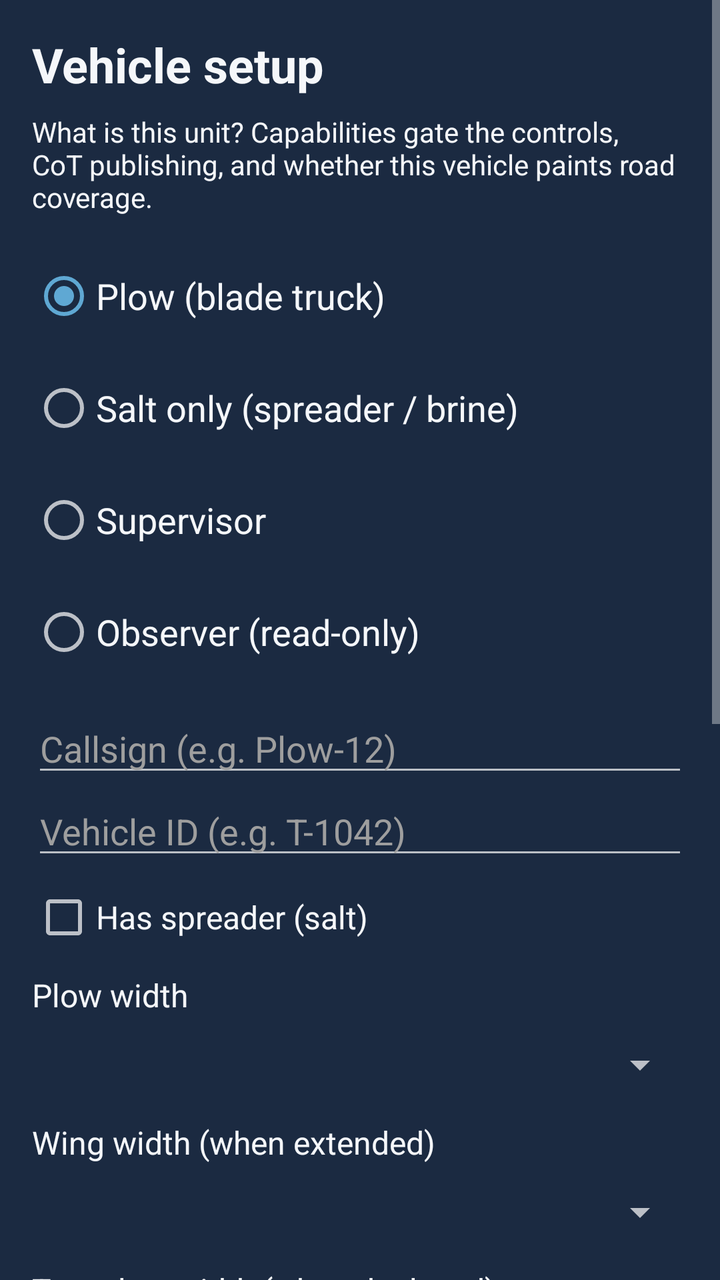
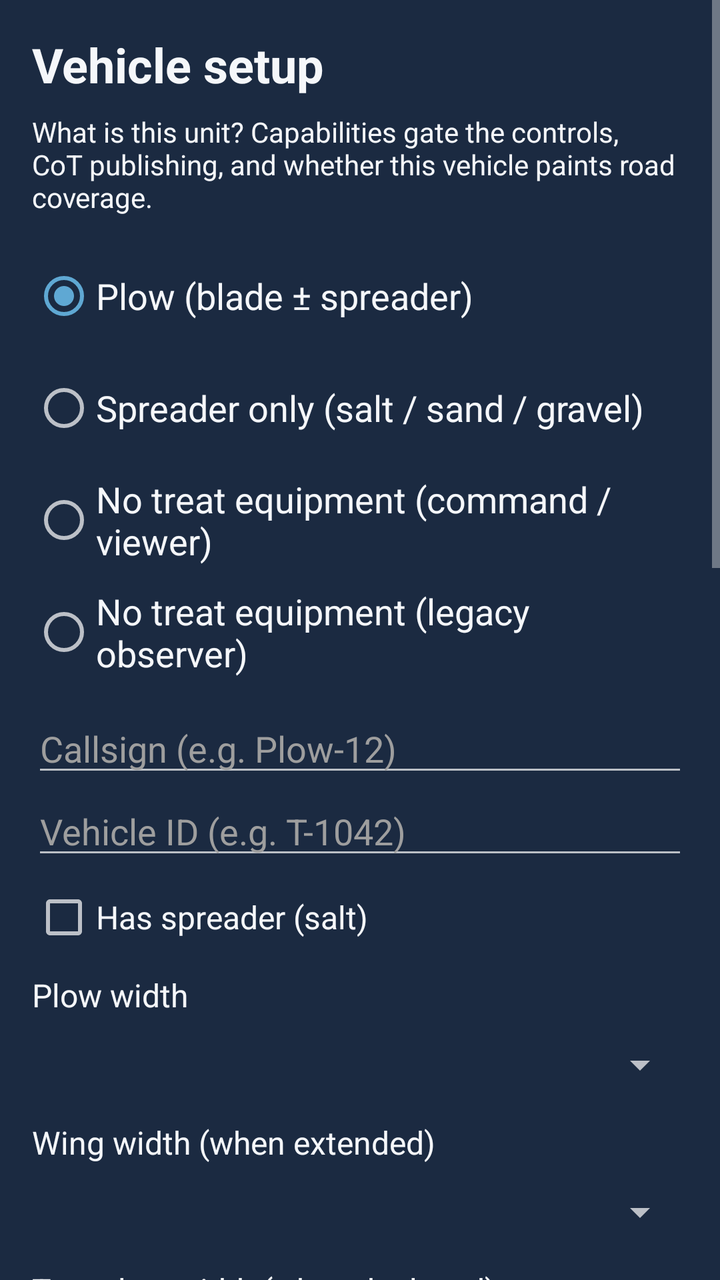

Screens rendered from an Android XML layout before and after an edit, with the pre-edit source and the edit as a unified diff.
<!-- AndroidManifest.xml: application theme ATAKPluginTheme -->
<!-- res/layout/panel_setup.xml -->
<?xml version="1.0" encoding="utf-8"?>
<ScrollView xmlns:android="http://schemas.android.com/apk/res/android"
    android:layout_width="match_parent"
    android:layout_height="match_parent"
    android:background="@color/plowtak_bg">

    <LinearLayout
        android:layout_width="match_parent"
        android:layout_height="wrap_content"
        android:orientation="vertical"
        android:padding="16dp">

        <TextView
            android:layout_width="match_parent"
            android:layout_height="wrap_content"
            android:text="@string/setup_title"
            android:textColor="@color/plowtak_text"
            android:textSize="24sp"
            android:textStyle="bold" />

        <TextView
            android:layout_width="match_parent"
            android:layout_height="wrap_content"
            android:layout_marginTop="8dp"
            android:text="@string/setup_intro"
            android:textColor="@color/plowtak_text"
            android:textSize="14sp" />

        <RadioGroup
            android:id="@+id/setup_type_group"
            android:layout_width="match_parent"
            android:layout_height="wrap_content"
            android:layout_marginTop="12dp"
            android:orientation="vertical">

            <RadioButton
                android:id="@+id/setup_type_plow"
                android:layout_width="match_parent"
                android:layout_height="56dp"
                android:checked="true"
                android:text="@string/setup_type_plow"
                android:textColor="@color/plowtak_text"
                android:textSize="18sp" />

            <RadioButton
                android:id="@+id/setup_type_salt"
                android:layout_width="match_parent"
                android:layout_height="56dp"
                android:text="@string/setup_type_salt"
                android:textColor="@color/plowtak_text"
                android:textSize="18sp" />

            <RadioButton
                android:id="@+id/setup_type_supervisor"
                android:layout_width="match_parent"
                android:layout_height="56dp"
                android:text="@string/setup_type_supervisor"
                android:textColor="@color/plowtak_text"
                android:textSize="18sp" />

            <RadioButton
                android:id="@+id/setup_type_observer"
                android:layout_width="match_parent"
                android:layout_height="56dp"
                android:text="@string/setup_type_observer"
                android:textColor="@color/plowtak_text"
                android:textSize="18sp" />
        </RadioGroup>

        <EditText
            android:id="@+id/setup_callsign"
            android:layout_width="match_parent"
            android:layout_height="wrap_content"
            android:layout_marginTop="8dp"
            android:hint="@string/setup_callsign_hint"
            android:inputType="text"
            android:textColor="@color/plowtak_text"
            android:textColorHint="@color/plowtak_grey"
            android:textSize="18sp" />

        <EditText
            android:id="@+id/setup_vehicle_id"
            android:layout_width="match_parent"
            android:layout_height="wrap_content"
            android:hint="@string/setup_vehicle_id_hint"
            android:inputType="text"
            android:textColor="@color/plowtak_text"
            android:textColorHint="@color/plowtak_grey"
            android:textSize="18sp" />

        
        <LinearLayout
            android:id="@+id/setup_treat_options"
            android:layout_width="match_parent"
            android:layout_height="wrap_content"
            android:orientation="vertical">

            <CheckBox
                android:id="@+id/setup_has_salt"
                android:layout_width="match_parent"
                android:layout_height="48dp"
                android:text="@string/setup_has_salt"
                android:textColor="@color/plowtak_text"
                android:textSize="16sp" />

            <TextView
                android:layout_width="match_parent"
                android:layout_height="wrap_content"
                android:layout_marginTop="4dp"
                android:text="@string/setup_plow_width"
                android:textColor="@color/plowtak_text"
                android:textSize="16sp" />

            <Spinner
                android:id="@+id/setup_width_spinner"
                android:layout_width="match_parent"
                android:layout_height="48dp" />

            <TextView
                android:layout_width="match_parent"
                android:layout_height="wrap_content"
                android:layout_marginTop="4dp"
                android:text="@string/setup_wing_width"
                android:textColor="@color/plowtak_text"
                android:textSize="16sp" />

            <Spinner
                android:id="@+id/setup_wing_spinner"
                android:layout_width="match_parent"
                android:layout_height="48dp" />

            <TextView
                android:layout_width="match_parent"
                android:layout_height="wrap_content"
                android:layout_marginTop="4dp"
                android:text="@string/setup_tow_width"
                android:textColor="@color/plowtak_text"
                android:textSize="16sp" />

            <Spinner
                android:id="@+id/setup_tow_spinner"
                android:layout_width="match_parent"
                android:layout_height="48dp" />
        </LinearLayout>

        
        <LinearLayout
            android:id="@+id/setup_observer_options"
            android:layout_width="match_parent"
            android:layout_height="wrap_content"
            android:orientation="vertical"
            android:visibility="gone">

            <EditText
                android:id="@+id/setup_observer_label"
                android:layout_width="match_parent"
                android:layout_height="wrap_content"
                android:hint="@string/setup_observer_label_hint"
                android:inputType="text"
                android:textColor="@color/plowtak_text"
                android:textColorHint="@color/plowtak_grey"
                android:textSize="16sp" />
        </LinearLayout>

        <CheckBox
            android:id="@+id/setup_presence"
            android:layout_width="match_parent"
            android:layout_height="48dp"
            android:checked="true"
            android:text="@string/setup_publish_presence"
            android:textColor="@color/plowtak_text"
            android:textSize="16sp" />

        <CheckBox
            android:id="@+id/setup_distress"
            android:layout_width="match_parent"
            android:layout_height="48dp"
            android:checked="true"
            android:text="@string/setup_distress_enabled"
            android:textColor="@color/plowtak_text"
            android:textSize="16sp" />

        <CheckBox
            android:id="@+id/setup_tts"
            android:layout_width="match_parent"
            android:layout_height="48dp"
            android:checked="true"
            android:text="@string/setup_tts_enabled"
            android:textColor="@color/plowtak_text"
            android:textSize="16sp" />

        <CheckBox
            android:id="@+id/setup_roadsnap"
            android:layout_width="match_parent"
            android:layout_height="48dp"
            android:text="@string/setup_roadsnap_enabled"
            android:textColor="@color/plowtak_text"
            android:textSize="16sp" />

        <EditText
            android:id="@+id/setup_roadsnap_dir"
            android:layout_width="match_parent"
            android:layout_height="wrap_content"
            android:hint="@string/setup_roadsnap_dir_hint"
            android:inputType="text"
            android:textColor="@color/plowtak_text"
            android:textColorHint="@color/plowtak_grey"
            android:textSize="14sp"
            android:visibility="gone" />

        <CheckBox
            android:id="@+id/setup_bt_enabled"
            android:layout_width="match_parent"
            android:layout_height="48dp"
            android:layout_marginTop="8dp"
            android:text="@string/setup_bt_enabled"
            android:textColor="@color/plowtak_text"
            android:textSize="16sp" />

        <EditText
            android:id="@+id/setup_bt_address"
            android:layout_width="match_parent"
            android:layout_height="wrap_content"
            android:hint="@string/setup_bt_address_hint"
            android:inputType="text"
            android:textColor="@color/plowtak_text"
            android:textColorHint="@color/plowtak_grey"
            android:textSize="14sp" />

        <CheckBox
            android:id="@+id/setup_bt_ble"
            android:layout_width="match_parent"
            android:layout_height="48dp"
            android:text="@string/setup_bt_ble"
            android:textColor="@color/plowtak_text"
            android:textSize="16sp" />

        <Button
            android:id="@+id/setup_save"
            android:layout_width="match_parent"
            android:layout_height="64dp"
            android:layout_marginTop="16dp"
            android:backgroundTint="@color/plowtak_accent"
            android:text="@string/setup_save"
            android:textSize="20sp"
            android:textStyle="bold" />
    </LinearLayout>
</ScrollView>
<!-- resources referenced by this layout -->
<resources>
  <color name="plowtak_accent">#5FA8D3</color>
  <color name="plowtak_bg">#1B2A41</color>
  <color name="plowtak_grey">#9E9E9E</color>
  <color name="plowtak_text">#F5F7FA</color>
  <string name="setup_bt_address_hint">Controller MAC (AA:BB:CC:DD:EE:FF)</string>
  <string name="setup_bt_ble">Use BLE (GATT) instead of classic SPP</string>
  <string name="setup_bt_enabled">Bluetooth plow/spreader controller</string>
  <string name="setup_callsign_hint">Callsign (e.g. Plow-12)</string>
  <string name="setup_distress_enabled">Enable distress button</string>
  <string name="setup_has_salt">Has spreader (salt)</string>
  <string name="setup_intro">What is this unit? Capabilities gate the controls, CoT publishing, and whether this vehicle paints road coverage.</string>
  <string name="setup_observer_label_hint">Observer label (Fire / EMS / Traffic / EOC)</string>
  <string name="setup_plow_width">Plow width</string>
  <string name="setup_publish_presence">Publish presence (my marker on the fleet map)</string>
  <string name="setup_roadsnap_dir_hint">Pack folder (contains nodes/edges/geometry)</string>
  <string name="setup_roadsnap_enabled">Snap GPS to roads (GraphHopper pack)</string>
  <string name="setup_save">Save and continue</string>
  <string name="setup_title">Vehicle setup</string>
  <string name="setup_tow_width">Tow plow width (when deployed)</string>
  <string name="setup_tts_enabled">Voice alerts (tasks, overdue, distress)</string>
  <string name="setup_type_observer">Observer (read-only)</string>
  <string name="setup_type_plow">Plow (blade truck)</string>
  <string name="setup_type_salt">Salt only (spreader / brine)</string>
  <string name="setup_type_supervisor">Supervisor</string>
  <string name="setup_vehicle_id_hint">Vehicle ID (e.g. T-1042)</string>
  <string name="setup_wing_width">Wing width (when extended)</string>
  <style name="ATAKPluginTheme" parent="@android:style/Theme.Material">
          <item name="android:colorPrimary">#1B2A41</item>
          <item name="android:colorAccent">#5FA8D3</item>
      </style>
</resources>

<!-- the commit's change to res/layout/panel_setup.xml (unified diff, before → after) -->
@@ -234,6 +234,63 @@
             android:text="@string/setup_bt_ble"
             android:textColor="@color/plowtak_text"
             android:textSize="16sp" />
+
+        <TextView
+            android:layout_width="match_parent"
+            android:layout_height="wrap_content"
+            android:layout_marginTop="16dp"
+            android:text="@string/setup_storm_section"
+            android:textColor="@color/plowtak_text"
+            android:textSize="18sp"
+            android:textStyle="bold" />
+
+        <Button
+            android:id="@+id/setup_storm_start"
+            android:layout_width="match_parent"
+            android:layout_height="52dp"
+            android:layout_marginTop="8dp"
+            android:backgroundTint="@color/plowtak_accent"
+            android:text="@string/sup_storm_start"
+            android:textSize="16sp" />
+
+        <Button
+            android:id="@+id/setup_storm_end"
+            android:layout_width="match_parent"
+            android:layout_height="52dp"
+            android:layout_marginTop="6dp"
+            android:backgroundTint="@color/plowtak_distress"
+            android:text="@string/sup_storm_end"
+            android:textColor="@color/plowtak_text"
+            android:textSize="16sp" />
+
+        <Button
+            android:id="@+id/setup_datasync_server"
+            android:layout_width="match_parent"
+            android:layout_height="48dp"
+            android:layout_marginTop="6dp"
+            android:backgroundTint="@color/plowtak_toggle_off"
+            android:text="@string/sup_datasync_server"
+            android:textSize="14sp" />
+
+        <EditText
+            android:id="@+id/setup_cycle_minutes"
+            android:layout_width="match_parent"
+            android:layout_height="wrap_content"
+            android:layout_marginTop="8dp"
+            android:hint="@string/setup_cycle_hint"
+            android:inputType="number"
+            android:textColor="@color/plowtak_text"
+            android:textColorHint="@color/plowtak_grey"
+            android:textSize="16sp" />
+
+        <Button
+            android:id="@+id/setup_cycle_apply"
+            android:layout_width="match_parent"
+            android:layout_height="48dp"
+            android:layout_marginTop="4dp"
+            android:backgroundTint="@color/plowtak_toggle_off"
+            android:text="@string/sup_cycle_time_apply"
+            android:textSize="14sp" />
 
         <Button
             android:id="@+id/setup_save"
<!-- resource entries referenced after the edit -->
@@ -2,12 +2,15 @@
 <resources>
   <color name="plowtak_accent">#5FA8D3</color>
   <color name="plowtak_bg">#1B2A41</color>
+  <color name="plowtak_distress">#C62828</color>
   <color name="plowtak_grey">#9E9E9E</color>
   <color name="plowtak_text">#F5F7FA</color>
+  <color name="plowtak_toggle_off">#455A64</color>
   <string name="setup_bt_address_hint">Controller MAC (AA:BB:CC:DD:EE:FF)</string>
   <string name="setup_bt_ble">Use BLE (GATT) instead of classic SPP</string>
   <string name="setup_bt_enabled">Bluetooth plow/spreader controller</string>
   <string name="setup_callsign_hint">Callsign (e.g. Plow-12)</string>
+  <string name="setup_cycle_hint">Storm cycle minutes</string>
   <string name="setup_distress_enabled">Enable distress button</string>
   <string name="setup_has_salt">Has spreader (salt)</string>
   <string name="setup_intro">What is this unit? Capabilities gate the controls, CoT publishing, and whether this vehicle paints road coverage.</string>
@@ -17,15 +20,20 @@
   <string name="setup_roadsnap_dir_hint">Pack folder (contains nodes/edges/geometry)</string>
   <string name="setup_roadsnap_enabled">Snap GPS to roads (GraphHopper pack)</string>
   <string name="setup_save">Save and continue</string>
+  <string name="setup_storm_section">Storm / Data Sync</string>
   <string name="setup_title">Vehicle setup</string>
   <string name="setup_tow_width">Tow plow width (when deployed)</string>
   <string name="setup_tts_enabled">Voice alerts (tasks, overdue, distress)</string>
-  <string name="setup_type_observer">Observer (read-only)</string>
-  <string name="setup_type_plow">Plow (blade truck)</string>
-  <string name="setup_type_salt">Salt only (spreader / brine)</string>
-  <string name="setup_type_supervisor">Supervisor</string>
+  <string name="setup_type_observer">No treat equipment (legacy observer)</string>
+  <string name="setup_type_plow">Plow (blade ± spreader)</string>
+  <string name="setup_type_salt">Spreader only (salt / sand / gravel)</string>
+  <string name="setup_type_supervisor">No treat equipment (command / viewer)</string>
   <string name="setup_vehicle_id_hint">Vehicle ID (e.g. T-1042)</string>
   <string name="setup_wing_width">Wing width (when extended)</string>
+  <string name="sup_cycle_time_apply">Apply</string>
+  <string name="sup_datasync_server">Data Sync server</string>
+  <string name="sup_storm_end">End storm session</string>
+  <string name="sup_storm_start">Start storm session</string>
   <style name="ATAKPluginTheme" parent="@android:style/Theme.Material">
           <item name="android:colorPrimary">#1B2A41</item>
           <item name="android:colorAccent">#5FA8D3</item>
